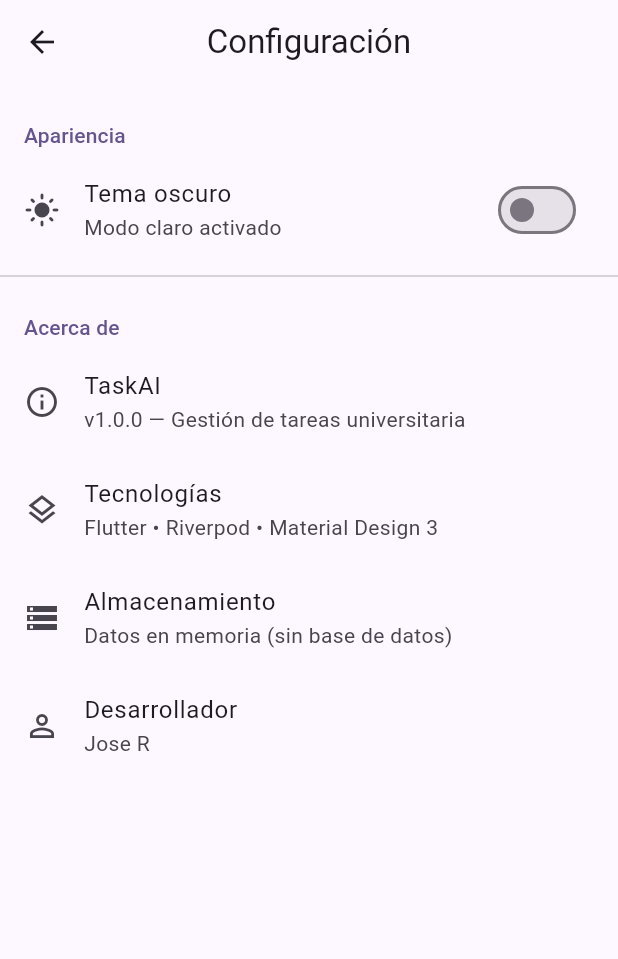
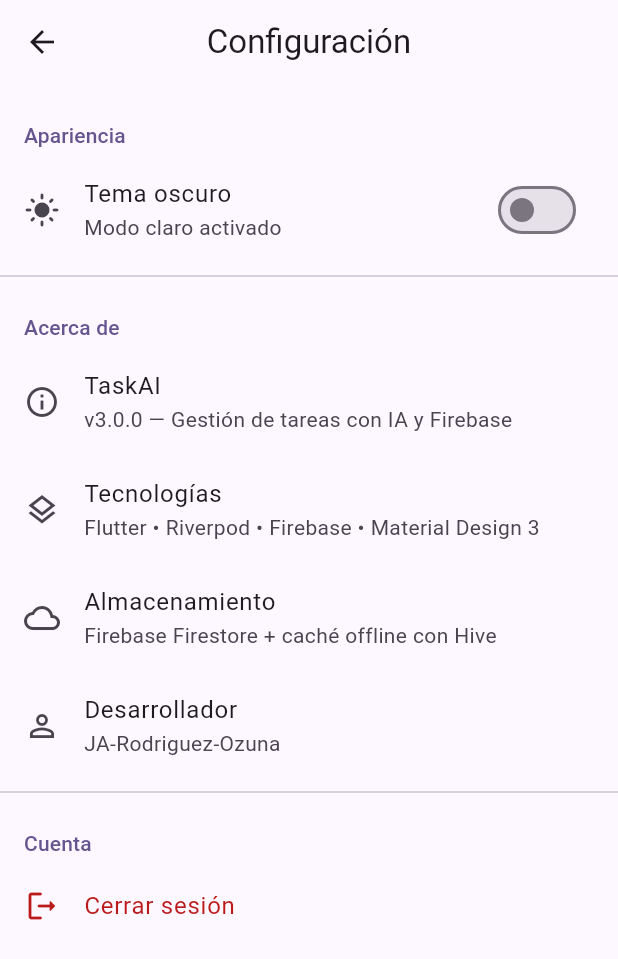
Before and after one commit to JA-Rodriguez-Ozuna/Desarrollo_aplicaciones_moviles_taskAI_v2, a Flutter app: the SettingsScreen screen opened by its route, on a phone screen of 412 x 824 dp. Shown: the top 959 px of the screen. Run offline on Flutter 3.47's test engine with Material 3 defaults, Android fonts, the phone set to English and light mode, and no system bars; our stand-ins replace camera, cloud_firestore, connectivity_plus, firebase_auth, firebase_core, flutter_riverpod and 5 more; missing offline and left inert: google_mlkit_barcode_scanning; accounts and stored records are empty; generated files the repository leaves out were written again.

Commit message:
feat: add logout button and verify persistent session

```diff
--- a/lib/router/app_router.dart
+++ b/lib/router/app_router.dart
@@ -34,6 +34,10 @@ final routerProvider = Provider<GoRouter>((ref) {
     initialLocation: '/',
     redirect: (BuildContext context, GoRouterState state) {
       final authAsync = ref.read(authStateProvider);
+
+      // Firebase still restoring persisted session — don't redirect yet
+      if (authAsync.isLoading) return null;
+
       final bool isLoggedIn = authAsync.valueOrNull != null;
       final String loc = state.matchedLocation;
       final bool isAuthPage = loc == '/login' || loc == '/register';
--- a/lib/screens/settings_screen.dart
+++ b/lib/screens/settings_screen.dart
@@ -1,14 +1,45 @@
 import 'package:flutter/material.dart';
 import 'package:flutter_riverpod/flutter_riverpod.dart';
 import 'package:go_router/go_router.dart';
+import '../providers/auth_provider.dart';
 import '../providers/task_provider.dart';
 
 class SettingsScreen extends ConsumerWidget {
   const SettingsScreen({super.key});
 
+  Future<void> _confirmLogout(BuildContext context, WidgetRef ref) async {
+    final bool? confirmed = await showDialog<bool>(
+      context: context,
+      builder: (ctx) => AlertDialog(
+        title: const Text('¿Cerrar sesión?'),
+        content: const Text('Se cerrará tu sesión en este dispositivo'),
+        actions: [
+          TextButton(
+            onPressed: () => Navigator.of(ctx).pop(false),
+            child: const Text('Cancelar'),
+          ),
+          FilledButton(
+            style: FilledButton.styleFrom(
+              backgroundColor: Theme.of(ctx).colorScheme.error,
+              foregroundColor: Theme.of(ctx).colorScheme.onError,
+            ),
+            onPressed: () => Navigator.of(ctx).pop(true),
+            child: const Text('Cerrar sesión'),
+          ),
+        ],
+      ),
+    );
+
+    if (confirmed == true) {
+      await ref.read(authNotifierProvider.notifier).signOut();
+      // El auth guard de GoRouter redirige a /login automáticamente
+    }
+  }
+
   @override
   Widget build(BuildContext context, WidgetRef ref) {
     final bool isDark = ref.watch(themeProvider);
+    final ThemeData theme = Theme.of(context);
 
     return Scaffold(
       appBar: AppBar(
@@ -36,22 +67,35 @@ class SettingsScreen extends ConsumerWidget {
           const ListTile(
             leading: Icon(Icons.info_outline),
             title: Text('TaskAI'),
-            subtitle: Text('v1.0.0 — Gestión de tareas universitaria'),
+            subtitle: Text('v3.0.0 — Gestión de tareas con IA y Firebase'),
           ),
           const ListTile(
             leading: Icon(Icons.layers_outlined),
             title: Text('Tecnologías'),
-            subtitle: Text('Flutter • Riverpod • Material Design 3'),
+            subtitle: Text('Flutter • Riverpod • Firebase • Material Design 3'),
           ),
           const ListTile(
-            leading: Icon(Icons.storage_outlined),
+            leading: Icon(Icons.cloud_outlined),
             title: Text('Almacenamiento'),
-            subtitle: Text('Datos en memoria (sin base de datos)'),
+            subtitle: Text('Firebase Firestore + caché offline con Hive'),
           ),
           const ListTile(
             leading: Icon(Icons.person_outline),
             title: Text('Desarrollador'),
-            subtitle: Text('Jose R'),
+            subtitle: Text('JA-Rodriguez-Ozuna'),
+          ),
+          const Divider(),
+          const _SectionHeader(title: 'Cuenta'),
+          ListTile(
+            leading: Icon(
+              Icons.logout_rounded,
+              color: theme.colorScheme.error,
+            ),
+            title: Text(
+              'Cerrar sesión',
+              style: TextStyle(color: theme.colorScheme.error),
+            ),
+            onTap: () => _confirmLogout(context, ref),
           ),
         ],
       ),
```
